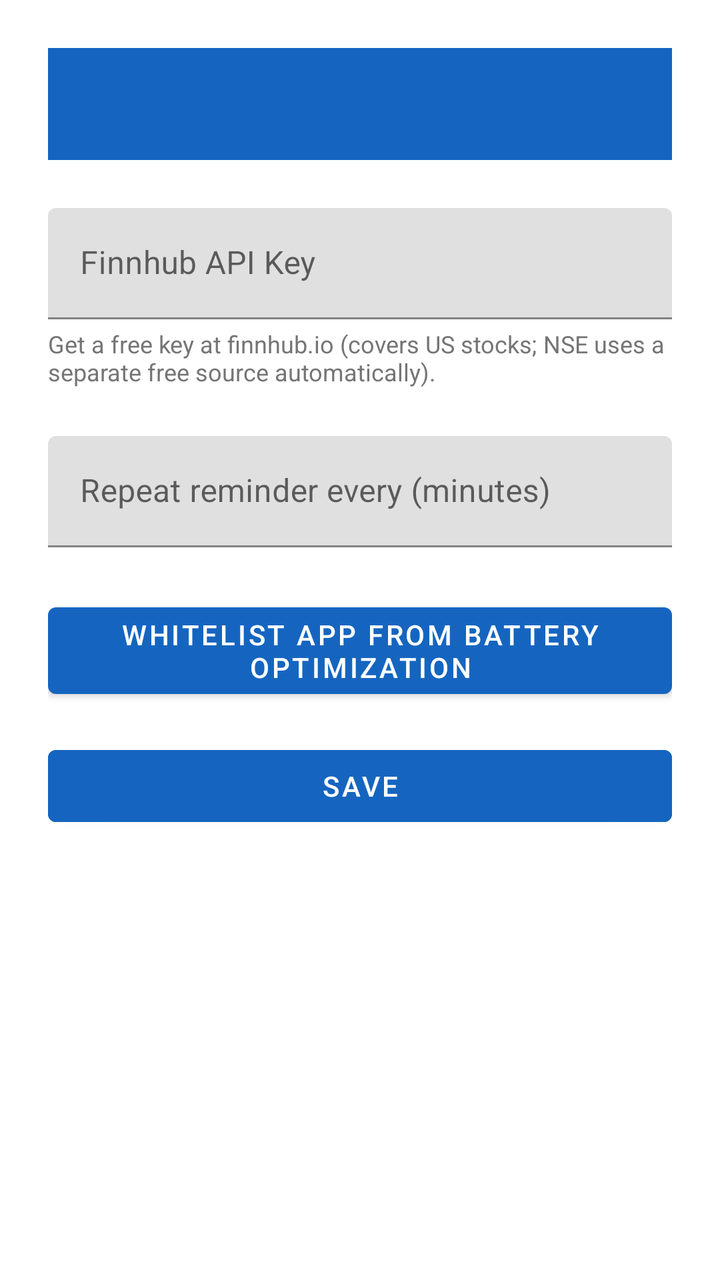
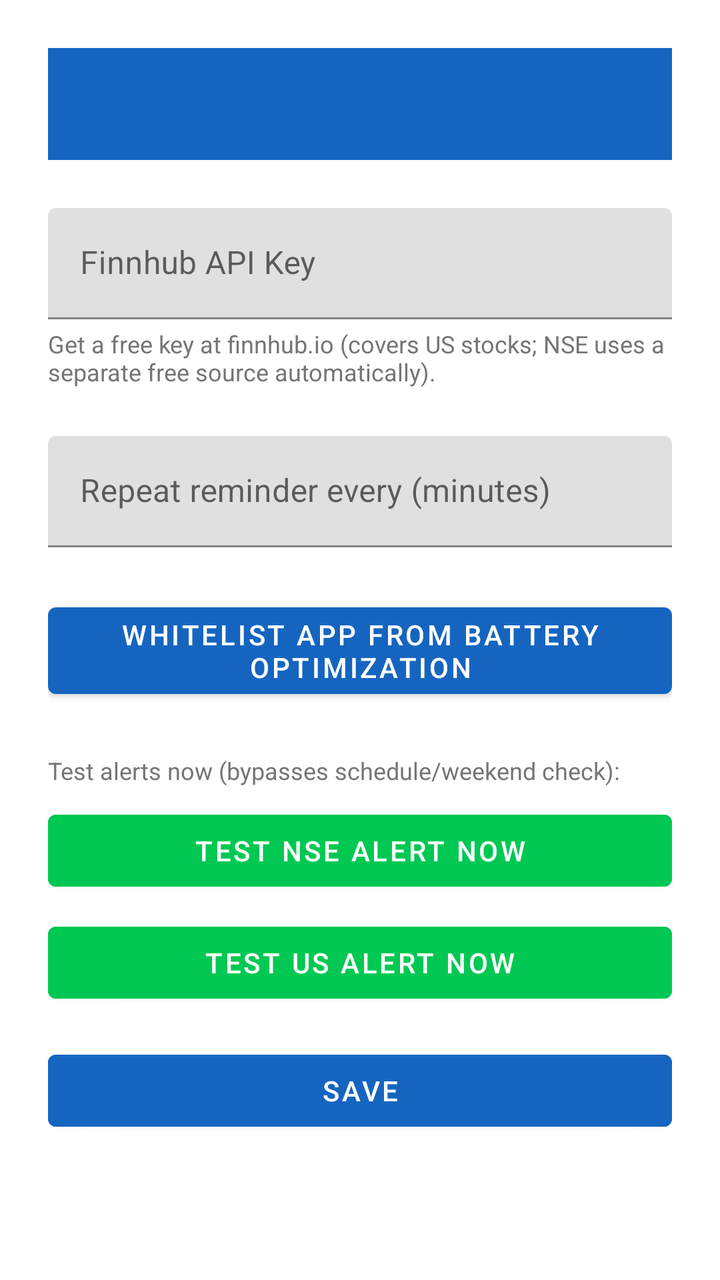

Before-and-after screenshots of an Android layout around one commit, followed by the original layout XML and the change that was made.
<!-- AndroidManifest.xml: application theme Theme.StockAlerts -->
<!-- res/layout/activity_settings.xml -->
<?xml version="1.0" encoding="utf-8"?>
<LinearLayout xmlns:android="http://schemas.android.com/apk/res/android"
    xmlns:app="http://schemas.android.com/apk/res-auto"
    android:layout_width="match_parent"
    android:layout_height="match_parent"
    android:orientation="vertical"
    android:padding="24dp">

    <androidx.appcompat.widget.Toolbar
        android:id="@+id/toolbar"
        android:layout_width="match_parent"
        android:layout_height="?attr/actionBarSize"
        android:background="@color/primary"
        app:titleTextColor="#FFFFFF"
        android:layout_marginBottom="24dp" />

    <com.google.android.material.textfield.TextInputLayout
        android:layout_width="match_parent"
        android:layout_height="wrap_content">
        <com.google.android.material.textfield.TextInputEditText
            android:id="@+id/apiKeyInput"
            android:layout_width="match_parent"
            android:layout_height="wrap_content"
            android:hint="@string/finnhub_key_hint"
            android:inputType="textPassword" />
    </com.google.android.material.textfield.TextInputLayout>

    <TextView
        android:layout_width="wrap_content"
        android:layout_height="wrap_content"
        android:text="Get a free key at finnhub.io (covers US stocks; NSE uses a separate free source automatically)."
        android:textSize="12sp"
        android:textColor="@color/text_secondary"
        android:layout_marginTop="4dp" />

    <com.google.android.material.textfield.TextInputLayout
        android:layout_width="match_parent"
        android:layout_height="wrap_content"
        android:layout_marginTop="24dp">
        <com.google.android.material.textfield.TextInputEditText
            android:id="@+id/repeatIntervalInput"
            android:layout_width="match_parent"
            android:layout_height="wrap_content"
            android:hint="@string/repeat_interval_hint"
            android:inputType="number" />
    </com.google.android.material.textfield.TextInputLayout>

    <Button
        android:id="@+id/batteryOptButton"
        android:layout_width="match_parent"
        android:layout_height="wrap_content"
        android:layout_marginTop="24dp"
        android:text="Whitelist app from battery optimization" />

    <Button
        android:id="@+id/saveButton"
        android:layout_width="match_parent"
        android:layout_height="wrap_content"
        android:layout_marginTop="16dp"
        android:text="@string/save"
        android:backgroundTint="@color/primary" />

</LinearLayout>
<!-- resources referenced by this layout -->
<resources>
  <color name="primary">#1565C0</color>
  <color name="text_secondary">#757575</color>
  <string name="finnhub_key_hint">Finnhub API Key</string>
  <string name="repeat_interval_hint">Repeat reminder every (minutes)</string>
  <string name="save">Save</string>
  <style name="Theme.StockAlerts" parent="Theme.MaterialComponents.Light.NoActionBar">
          <item name="colorPrimary">@color/primary</item>
          <item name="colorPrimaryDark">@color/primary_dark</item>
          <item name="colorAccent">@color/accent</item>
          <item name="android:windowBackground">@color/background</item>
          <item name="android:textColorPrimary">@color/text_primary</item>
          <item name="android:textColorSecondary">@color/text_secondary</item>
      </style>
  <color name="primary_dark">#0D47A1</color>
  <color name="accent">#00C853</color>
  <color name="background">#FFFFFF</color>
  <color name="text_primary">#212121</color>
</resources>

<!-- the commit's change to res/layout/activity_settings.xml (unified diff, before → after) -->
@@ -52,6 +52,30 @@
         android:layout_marginTop="24dp"
         android:text="Whitelist app from battery optimization" />
 
+    <TextView
+        android:layout_width="wrap_content"
+        android:layout_height="wrap_content"
+        android:text="Test alerts now (bypasses schedule/weekend check):"
+        android:textSize="12sp"
+        android:textColor="@color/text_secondary"
+        android:layout_marginTop="24dp" />
+
+    <Button
+        android:id="@+id/testNseButton"
+        android:layout_width="match_parent"
+        android:layout_height="wrap_content"
+        android:layout_marginTop="8dp"
+        android:text="Test NSE alert now"
+        android:backgroundTint="@color/accent" />
+
+    <Button
+        android:id="@+id/testUsButton"
+        android:layout_width="match_parent"
+        android:layout_height="wrap_content"
+        android:layout_marginTop="8dp"
+        android:text="Test US alert now"
+        android:backgroundTint="@color/accent" />
+
     <Button
         android:id="@+id/saveButton"
         android:layout_width="match_parent"
<!-- resource entries referenced after the edit -->
@@ -5,17 +5,14 @@
   <string name="finnhub_key_hint">Finnhub API Key</string>
   <string name="repeat_interval_hint">Repeat reminder every (minutes)</string>
   <string name="save">Save</string>
-  <style name="Theme.StockAlerts" parent="Theme.MaterialComponents.Light.NoActionBar">
+  <style name="Theme.StockAlerts" parent="Theme.MaterialComponents.DayNight.NoActionBar">
           <item name="colorPrimary">@color/primary</item>
           <item name="colorPrimaryDark">@color/primary_dark</item>
           <item name="colorAccent">@color/accent</item>
           <item name="android:windowBackground">@color/background</item>
-          <item name="android:textColorPrimary">@color/text_primary</item>
-          <item name="android:textColorSecondary">@color/text_secondary</item>
       </style>
   <color name="primary_dark">#0D47A1</color>
   <color name="accent">#00C853</color>
   <color name="background">#FFFFFF</color>
-  <color name="text_primary">#212121</color>
 </resources>
 
